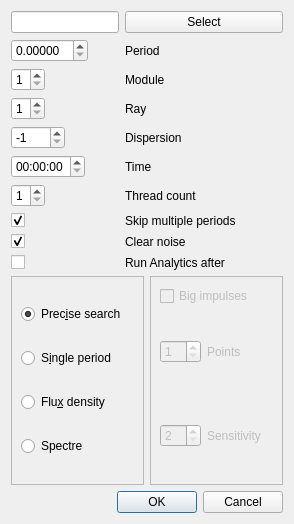
First picture: the form in src/precisesearchgui.ui, repository vtyulb/BSA-Analytics, before the edit.
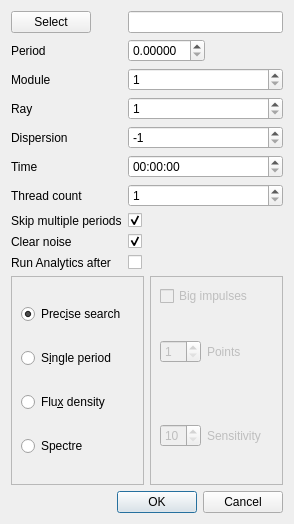
Second picture: the form after the edit.

Commit message: layouts and flowdetecter legacy

What changed in the file:
```diff
--- a/src/precisesearchgui.ui
+++ b/src/precisesearchgui.ui
@@ -18,17 +18,24 @@
     <layout class="QVBoxLayout" name="verticalLayout">
      <item>
       <layout class="QFormLayout" name="formLayout">
-       <item row="0" column="0">
-        <widget class="QLineEdit" name="fileName"/>
-       </item>
-       <item row="0" column="1">
+       <item row="1" column="0">
         <widget class="QPushButton" name="selectButton">
          <property name="text">
           <string>Select</string>
          </property>
         </widget>
        </item>
-       <item row="1" column="0">
+       <item row="1" column="1">
+        <widget class="QLineEdit" name="fileName"/>
+       </item>
+       <item row="3" column="0">
+        <widget class="QLabel" name="label">
+         <property name="text">
+          <string>Period</string>
+         </property>
+        </widget>
+       </item>
+       <item row="3" column="1">
         <widget class="QDoubleSpinBox" name="period">
          <property name="sizePolicy">
           <sizepolicy hsizetype="Maximum" vsizetype="Fixed">
@@ -41,116 +48,82 @@
          </property>
         </widget>
        </item>
-       <item row="1" column="1">
-        <widget class="QLabel" name="label">
-         <property name="text">
-          <string>Period</string>
-         </property>
-        </widget>
-       </item>
-       <item row="2" column="0">
-        <widget class="QSpinBox" name="module">
-         <property name="minimum">
-          <number>1</number>
-         </property>
-         <property name="maximum">
-          <number>6</number>
-         </property>
-        </widget>
-       </item>
-       <item row="2" column="1">
+       <item row="4" column="0">
         <widget class="QLabel" name="label_2">
          <property name="text">
           <string>Module</string>
          </property>
         </widget>
        </item>
-       <item row="3" column="0">
-        <widget class="QSpinBox" name="ray">
+       <item row="4" column="1">
+        <widget class="QSpinBox" name="module">
          <property name="minimum">
           <number>1</number>
          </property>
          <property name="maximum">
-          <number>8</number>
+          <number>6</number>
          </property>
         </widget>
        </item>
-       <item row="3" column="1">
+       <item row="5" column="0">
         <widget class="QLabel" name="label_3">
          <property name="text">
           <string>Ray</string>
          </property>
         </widget>
        </item>
-       <item row="4" column="0">
-        <widget class="QSpinBox" name="dispersion">
+       <item row="5" column="1">
+        <widget class="QSpinBox" name="ray">
          <property name="minimum">
-          <number>-1</number>
+          <number>1</number>
          </property>
          <property name="maximum">
-          <number>1000</number>
-         </property>
-         <property name="value">
-          <number>-1</number>
+          <number>8</number>
          </property>
         </widget>
        </item>
-       <item row="4" column="1">
+       <item row="6" column="0">
         <widget class="QLabel" name="label_5">
          <property name="text">
           <string>Dispersion</string>
          </property>
         </widget>
        </item>
-       <item row="5" column="0">
-        <widget class="QTimeEdit" name="time">
-         <property name="displayFormat">
-          <string>HH:mm:ss</string>
+       <item row="6" column="1">
+        <widget class="QSpinBox" name="dispersion">
+         <property name="minimum">
+          <number>-1</number>
+         </property>
+         <property name="maximum">
+          <number>999</number>
+         </property>
+         <property name="value">
+          <number>-1</number>
          </property>
         </widget>
        </item>
-       <item row="5" column="1">
+       <item row="7" column="0">
         <widget class="QLabel" name="label_6">
          <property name="text">
           <string>Time</string>
          </property>
         </widget>
        </item>
-       <item row="7" column="0">
-        <widget class="QCheckBox" name="skipMultiplePeriods">
-         <property name="text">
-          <string/>
-         </property>
-         <property name="checked">
-          <bool>true</bool>
-         </property>
-        </widget>
-       </item>
        <item row="7" column="1">
-        <widget class="QLabel" name="skipPeriodsLabel">
-         <property name="text">
-          <string>Skip multiple periods</string>
+        <widget class="QTimeEdit" name="time">
+         <property name="displayFormat">
+          <string>HH:mm:ss</string>
          </property>
         </widget>
        </item>
        <item row="8" column="0">
-        <widget class="QCheckBox" name="clearNoise">
+        <widget class="QLabel" name="label_8">
          <property name="text">
-          <string/>
-         </property>
-         <property name="checked">
-          <bool>true</bool>
+          <string>Thread count</string>
          </property>
         </widget>
        </item>
        <item row="8" column="1">
-        <widget class="QLabel" name="label_7">
-         <property name="text">
-          <string>Clear noise</string>
-         </property>
-        </widget>
-       </item>
-       <item row="6" column="0">
         <widget class="QSpinBox" name="threadCount">
          <property name="minimum">
           <number>1</number>
@@ -160,27 +133,54 @@
          </property>
         </widget>
        </item>
-       <item row="6" column="1">
-        <widget class="QLabel" name="label_8">
-         <property name="text">
-          <string>Thread count</string>
-         </property>
-        </widget>
-       </item>
        <item row="9" column="0">
-        <widget class="QCheckBox" name="runAnalytics">
+        <widget class="QLabel" name="skipPeriodsLabel">
          <property name="text">
-          <string/>
+          <string>Skip multiple periods</string>
          </property>
         </widget>
        </item>
        <item row="9" column="1">
+        <widget class="QCheckBox" name="skipMultiplePeriods">
+         <property name="text">
+          <string/>
+         </property>
+         <property name="checked">
+          <bool>true</bool>
+         </property>
+        </widget>
+       </item>
+       <item row="10" column="0">
+        <widget class="QLabel" name="label_7">
+         <property name="text">
+          <string>Clear noise</string>
+         </property>
+        </widget>
+       </item>
+       <item row="10" column="1">
+        <widget class="QCheckBox" name="clearNoise">
+         <property name="text">
+          <string/>
+         </property>
+         <property name="checked">
+          <bool>true</bool>
+         </property>
+        </widget>
+       </item>
+       <item row="11" column="0">
         <widget class="QLabel" name="label_4">
          <property name="text">
           <string>Run Analytics after</string>
          </property>
         </widget>
        </item>
+       <item row="11" column="1">
+        <widget class="QCheckBox" name="runAnalytics">
+         <property name="text">
+          <string/>
+         </property>
+        </widget>
+       </item>
       </layout>
      </item>
     </layout>
@@ -327,7 +327,7 @@
                </sizepolicy>
               </property>
               <property name="minimum">
-               <number>2</number>
+               <number>10</number>
               </property>
               <property name="maximum">
                <number>99</number>
```
Left out of the diff: 4 changed lines with no effect on the pictures. The commit also changes 7 other files.
